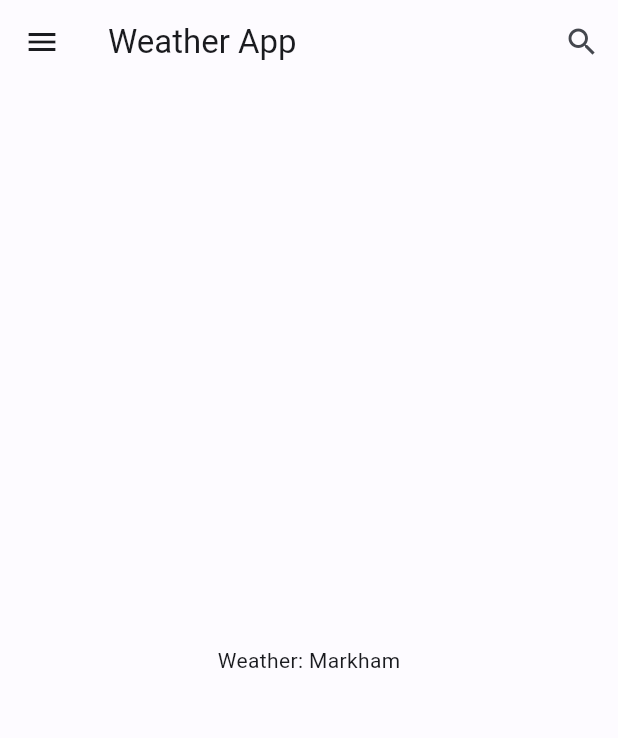
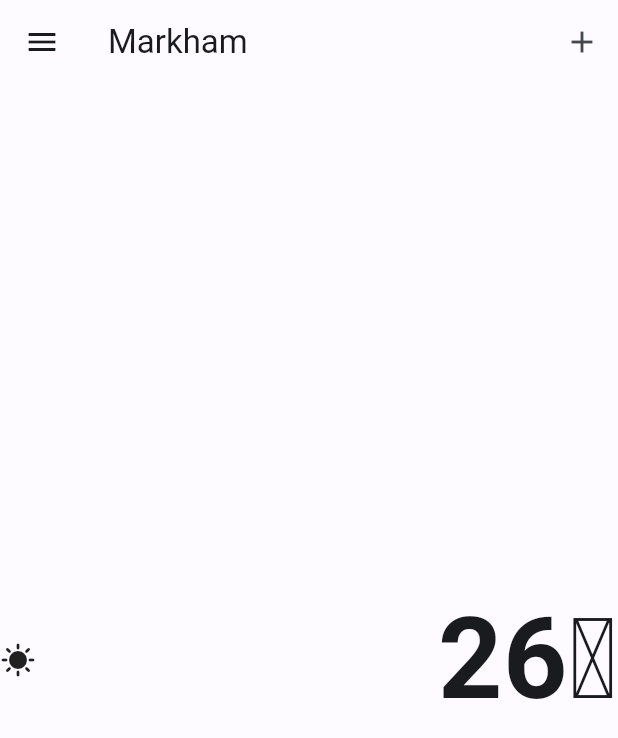
Before and after one commit to conrad-mo/weatherapp, a Flutter app: the screen it shows after launch, on a phone screen of 412 x 824 dp. Shown: the top 738 px of the screen. Run offline on Flutter 3.47's test engine with Material 2 defaults, Android fonts, the light colour scheme and no system bars.

Commit message:
WIP Weather UI (pushing what i have for now)

```diff
--- a/lib/components/navbar.dart
+++ b/lib/components/navbar.dart
@@ -22,7 +22,7 @@ class _LocationDrawerState extends State<LocationDrawer> {
   Widget build(BuildContext context) {
     return Scaffold(
       appBar: AppBar(
-        title: const Text('Weather App'),
+        title: Text(globals.currentlocation),
         actions: <Widget>[
           IconButton(
             onPressed: () => showDialog<String>(
@@ -47,7 +47,7 @@ class _LocationDrawerState extends State<LocationDrawer> {
                   ),
                 ),
                 actions: <Widget>[
-                  TextButton(
+                  FilledButton(
                     onPressed: () {
                       Navigator.pop(context, 'Cancel');
                       _controller.clear();
@@ -57,7 +57,7 @@ class _LocationDrawerState extends State<LocationDrawer> {
                 ],
               ),
             ),
-            icon: const Icon(Icons.search),
+            icon: const Icon(Icons.add),
             tooltip: 'Add new location',
           ),
         ],
--- /dev/null
+++ b/lib/components/weatherlabel.dart
@@ -0,0 +1,43 @@
+import 'package:flutter/material.dart';
+
+class WeatherLabel extends StatefulWidget {
+  const WeatherLabel({super.key});
+
+  @override
+  State<WeatherLabel> createState() => _WeatherLabelState();
+}
+
+class _WeatherLabelState extends State<WeatherLabel> {
+  @override
+  Widget build(BuildContext context) {
+    return Row(
+      children: <Widget>[
+        const Icon(
+          Icons.sunny,
+          size: 24.0,
+          semanticLabel: 'Weather icon',
+        ),
+        const Spacer(),
+        const SizedBox(height: 20),
+        RichText(
+          text: TextSpan(
+            style: DefaultTextStyle.of(context).style,
+            children: const <TextSpan>[
+              TextSpan(
+                  text: '26',
+                  style:
+                      TextStyle(fontWeight: FontWeight.bold, fontSize: 75.0)),
+              TextSpan(
+                text: '\u1d52',
+                style: TextStyle(
+                  fontSize: 75.0,
+                  fontWeight: FontWeight.bold,
+                ),
+              ),
+            ],
+          ),
+        ),
+      ],
+    );
+  }
+}
--- a/lib/weatherpage.dart
+++ b/lib/weatherpage.dart
@@ -1,5 +1,5 @@
 import 'package:flutter/material.dart';
-import 'globalvars.dart' as globals;
+import 'components/weatherlabel.dart' as wlabel;
 
 class WeatherHome extends StatefulWidget {
   const WeatherHome({super.key});
@@ -12,10 +12,13 @@ class _WeatherHomeState extends State<WeatherHome> {
   @override
   Widget build(BuildContext context) {
     return Scaffold(
-      body: Center(
-          child: SafeArea(child: Text('Weather: ${globals.currentlocation}'))
-          //child: Text('Weather:'),
-          ),
+      body: Container(
+        alignment: Alignment.center,
+        //margin: EdgeInsets.all(24),
+        child: const SafeArea(
+          child: wlabel.WeatherLabel(),
+        ),
+      ),
     );
   }
 }
```
